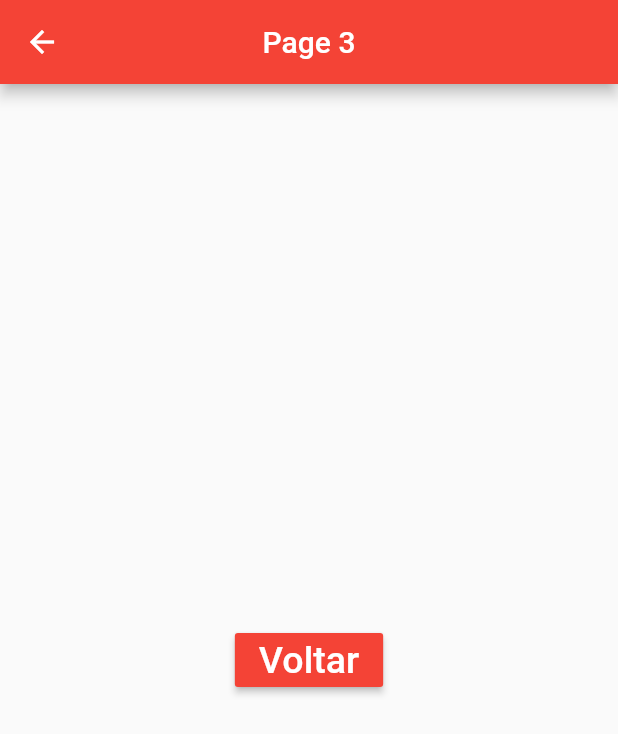
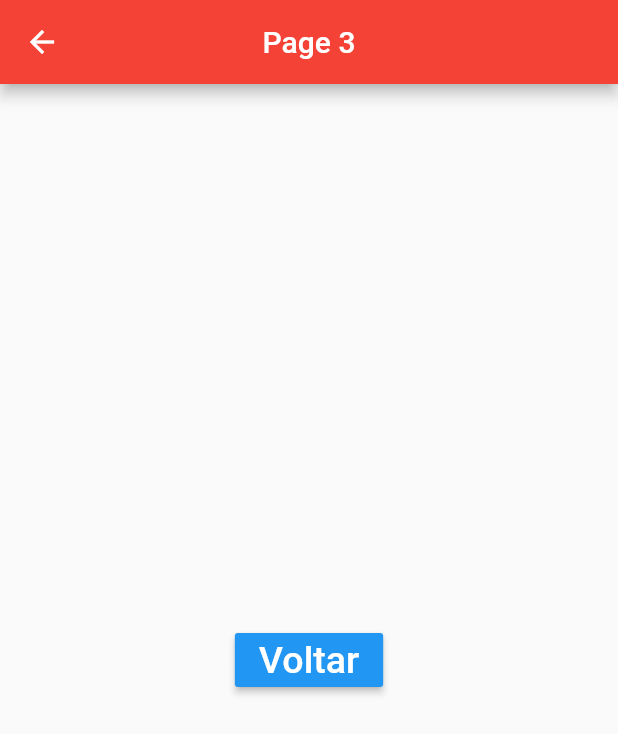
Before and after one commit to GabriellBP/flutter_app, a Flutter app: the screen it shows after launch, after a tap on "Page 3", on a phone screen of 412 x 824 dp. Shown: the top 734 px of the screen. Run offline on Flutter 3.47's test engine with Material 2 defaults, Android fonts, the phone set to English and light mode, and no system bars.

Commit message:
reusing button widget

```diff
--- a/lib/pages/hello_page2.dart
+++ b/lib/pages/hello_page2.dart
@@ -1,4 +1,5 @@
 import 'package:flutter/material.dart';
+import 'package:flutter_app/widgets/blue_button.dart';
 
 class HelloPage2 extends StatelessWidget {
   @override
@@ -16,16 +17,10 @@ class HelloPage2 extends StatelessWidget {
 
   _body(BuildContext context) {
     return Center(
-      child: RaisedButton(
-        color: Colors.red,
-        child: Text(
-          "Voltar",
-          style: TextStyle(
-            color: Colors.white,
-            fontSize: 25
-          ),
-        ),
+      child: BlueButtom(
+        "Voltar",
         onPressed: () => _onPressed(context),
+        color: Colors.blue,
       ),
     );
   }
--- a/lib/pages/hello_page3.dart
+++ b/lib/pages/hello_page3.dart
@@ -1,4 +1,5 @@
 import 'package:flutter/material.dart';
+import 'package:flutter_app/widgets/blue_button.dart';
 
 class HelloPage3 extends StatelessWidget {
   @override
@@ -16,16 +17,10 @@ class HelloPage3 extends StatelessWidget {
 
   _body(BuildContext context) {
     return Center(
-      child: RaisedButton(
-        color: Colors.red,
-        child: Text(
-          "Voltar",
-          style: TextStyle(
-              color: Colors.white,
-              fontSize: 25
-          ),
-        ),
+      child: BlueButtom(
+        "Voltar",
         onPressed: () => _onPressed(context),
+        color: Colors.blue,
       ),
     );
   }
--- a/lib/pages/home_page.dart
+++ b/lib/pages/home_page.dart
@@ -3,6 +3,7 @@ import 'package:flutter/material.dart';
 import 'package:flutter_app/pages/hello_page1.dart';
 import 'package:flutter_app/pages/hello_page2.dart';
 import 'package:flutter_app/pages/hello_page3.dart';
+import 'package:flutter_app/widgets/blue_button.dart';
 
 class HomePage extends StatelessWidget {
   @override
@@ -56,19 +57,37 @@ class HomePage extends StatelessWidget {
             Row(
               mainAxisAlignment: MainAxisAlignment.spaceEvenly,
               children: <Widget>[
-                _button(context, "ListView", () => _onClickNavigator(context, HelloPage1())),
-                _button(context, "Page 2", () {
-                  _onClickNavigator(context, HelloPage2());
-                }),
-                _button(context, "Page 3", () => _onClickNavigator(context, HelloPage3())),
+                BlueButtom(
+                    "ListView",
+                    onPressed: () => _onClickNavigator(context, HelloPage1())
+                ),
+                BlueButtom(
+                    "Page 2",
+                    onPressed: () {
+                      _onClickNavigator(context, HelloPage2());
+                    }
+                ),
+                BlueButtom(
+                    "Page 3",
+                    onPressed: () => _onClickNavigator(context, HelloPage3())
+                ),
               ],
             ),
             Row(
               mainAxisAlignment: MainAxisAlignment.spaceEvenly,
               children: <Widget>[
-                _button(context, "Snack", _onClickSnack),
-                _button(context, "Dialog", _onClickDialog),
-                _button(context, "Toast", _onClickToast),
+                BlueButtom(
+                    "Snack",
+                    onPressed: _onClickSnack
+                ),
+                BlueButtom(
+                    "Dialog",
+                    onPressed: _onClickDialog
+                ),
+                BlueButtom(
+                    "Toast",
+                    onPressed: _onClickToast
+                ),
               ],
             ),
           ],
@@ -88,20 +107,6 @@ class HomePage extends StatelessWidget {
   }
 
   _onClickToast() {
-  }
-
-  _button(BuildContext context, String text, Function onPressed){
-    return RaisedButton(
-      color: Colors.red,
-      child: Text(
-        text,
-        style: TextStyle(
-          fontSize: 25,
-          color: Colors.white,
-        ),
-      ),
-      onPressed: onPressed,
-    );
   }
 
   _img(String image) {
--- /dev/null
+++ b/lib/widgets/blue_button.dart
@@ -0,0 +1,24 @@
+import 'package:flutter/material.dart';
+
+class BlueButtom extends StatelessWidget {
+  String text;
+  Function onPressed;
+  Color color;
+
+  BlueButtom(this.text, {@required this.onPressed, this.color = Colors.red});
+
+  @override
+  Widget build(BuildContext context) {
+    return RaisedButton(
+      color: color,
+      child: Text(
+        text,
+        style: TextStyle(
+          fontSize: 25,
+          color: Colors.white,
+        ),
+      ),
+      onPressed: onPressed,
+    );;
+  }
+}
```
